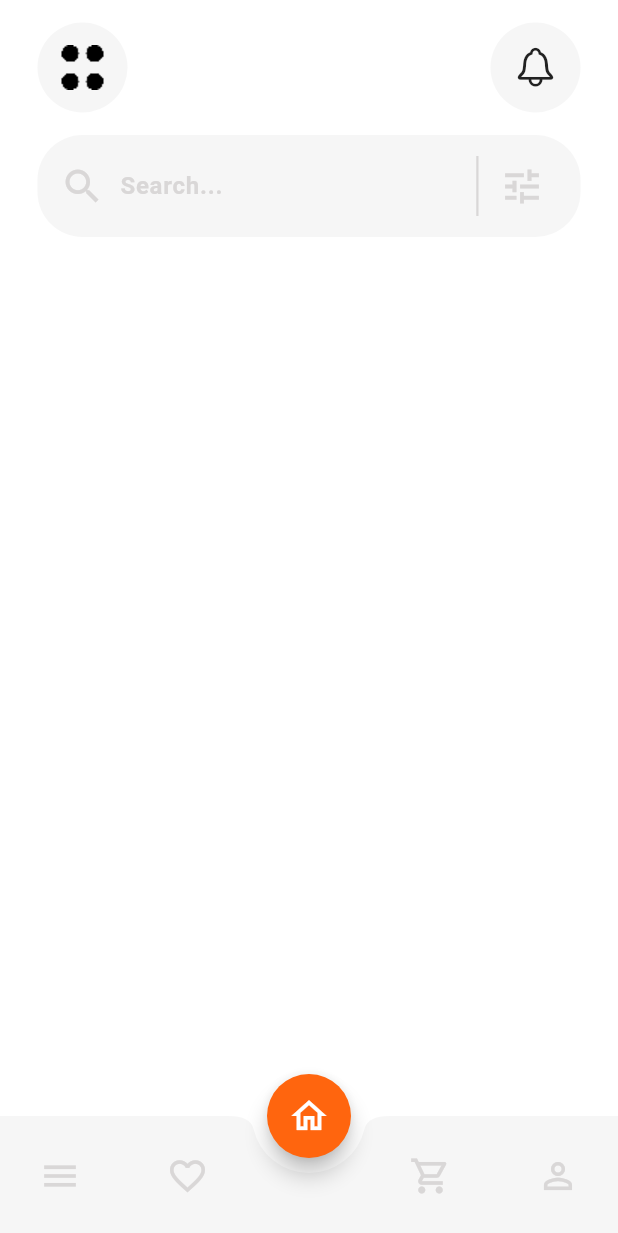
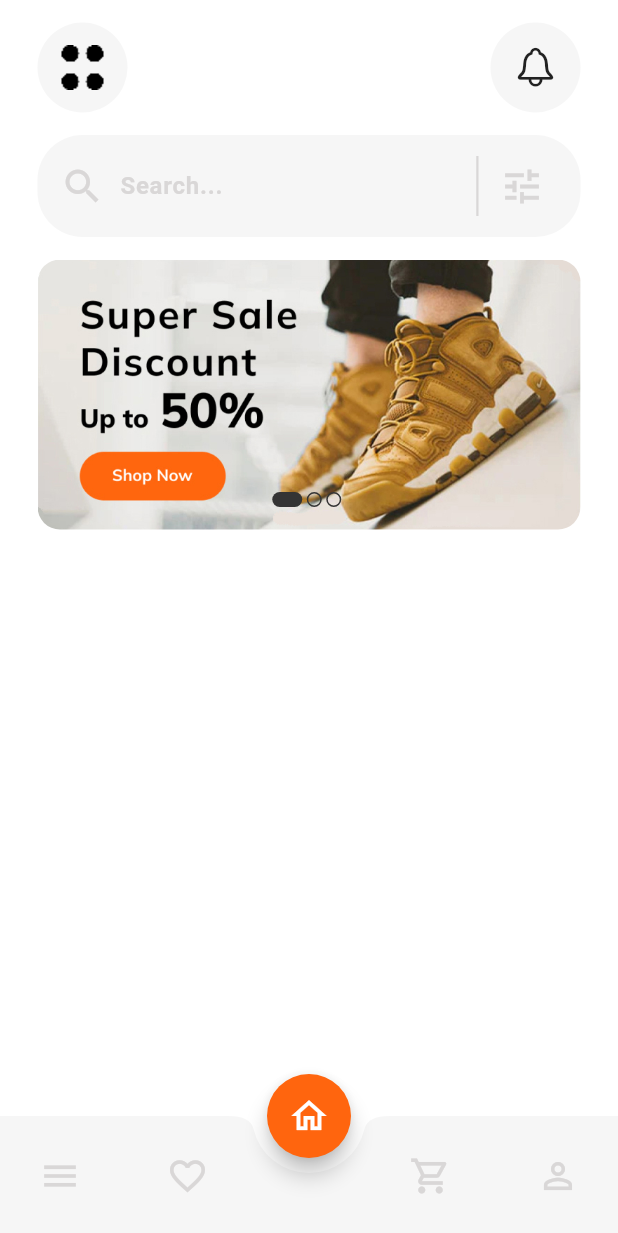
Before and after one commit to IBRHMHMDY/ecommerce_app_provider, a Flutter app: the screen it shows after launch, on a phone screen of 412 x 824 dp. Shown: the top 1233 px of the screen. Run offline on Flutter 3.47's test engine with Material 3 defaults, Android fonts, the phone set to English and light mode, and no system bars.

Commit message:
Complete CarouselBanner Home

```diff
--- a/lib/main.dart
+++ b/lib/main.dart
@@ -27,7 +27,7 @@ class MyApp extends StatelessWidget {
         title: 'ECommerce App',
         theme: ThemeData(scaffoldBackgroundColor: AppColors.backgroundColor),
         navigatorKey: NavigationService
-            .navigatorKey, // << ربط الـ navigator بالـ NavigationService
+            .navigatorKey,
         initialRoute: AppRoutes.home,
         home: AppScreens(),
         onGenerateRoute: AppRoutes.generateRoute,
--- /dev/null
+++ b/lib/models/carousel_images_model.dart
@@ -0,0 +1,7 @@
+
+class CarouselImagesModel {
+  final String imagePath;
+
+  CarouselImagesModel({required this.imagePath});
+
+}
--- /dev/null
+++ b/lib/services/carousel_images_data.dart
@@ -0,0 +1,9 @@
+
+
+import 'package:ecommerce_app_provider/models/carousel_images_model.dart';
+
+List<CarouselImagesModel> sliders = [
+  CarouselImagesModel(imagePath: "assets/images/sliders/slider1.jpg"),
+  CarouselImagesModel(imagePath: "assets/images/sliders/slider2.png"),
+  CarouselImagesModel(imagePath: "assets/images/sliders/slider3.jpg"),
+];
--- a/lib/views/home/home_screen.dart
+++ b/lib/views/home/home_screen.dart
@@ -1,6 +1,7 @@
+import 'package:flutter/material.dart';
 import 'package:ecommerce_app_provider/views/home/widgets/app_bar_home.dart';
 import 'package:ecommerce_app_provider/views/home/widgets/search_bar_home.dart';
-import 'package:flutter/material.dart';
+import 'package:ecommerce_app_provider/views/home/widgets/carousel_banner.dart';
 
 class HomeScreen extends StatelessWidget {
   const HomeScreen({super.key});
@@ -14,8 +15,12 @@ class HomeScreen extends StatelessWidget {
           child: Column(
             children: [
               AppBarHome(),
-              SizedBox(height: 15,),
+              SizedBox(height: 15),
               SearchBarHome(),
+              SizedBox(height: 15),
+              CarouselBanner(),
+              SizedBox(height: 15),
+
             ],
           ),
         ),
--- /dev/null
+++ b/lib/views/home/widgets/carousel_banner.dart
@@ -0,0 +1,84 @@
+import 'package:ecommerce_app_provider/core/constants.dart';
+import 'package:ecommerce_app_provider/services/carousel_images_data.dart';
+import 'package:flutter/material.dart';
+
+class CarouselBanner extends StatefulWidget {
+  const CarouselBanner({super.key});
+
+  @override
+  State<CarouselBanner> createState() => _CarouselBannerState();
+}
+
+class _CarouselBannerState extends State<CarouselBanner> {
+  int currentSlide = 0;
+  final PageController _pageController = PageController();
+
+  @override
+  void dispose() {
+    _pageController.dispose();
+    super.dispose();
+  }
+
+  @override
+  Widget build(BuildContext context) {
+    return Stack(
+      children: [
+        SizedBox(
+          height: 180,
+          width: double.infinity,
+          child: ClipRRect(
+            borderRadius: BorderRadius.circular(15),
+            child: PageView(
+              controller: _pageController,
+              scrollDirection: Axis.horizontal,
+              physics: ClampingScrollPhysics(),
+              allowImplicitScrolling: true,
+              onPageChanged: (index) {
+                setState(() {
+                  currentSlide = index;
+                });
+              },
+              children: List.generate(
+                sliders.length,
+                (index) => Image(
+                  image: AssetImage(sliders[index].imagePath),
+                  fit: BoxFit.cover,
+                ),
+              ),
+            ),
+          ),
+        ),
+        Positioned.fill(
+          bottom: 15,
+          top: 120,
+          child: Align(
+            alignment: Alignment.bottomCenter,
+            child: Row(
+              mainAxisAlignment: MainAxisAlignment.center,
+              children: List.generate(
+                sliders.length,
+                (index) => AnimatedContainer(
+                  duration: Duration(microseconds: 300),
+                  width: currentSlide == index ? 20 : 10,
+                  height: 10,
+                  margin: EdgeInsets.only(right: 3),
+                  decoration: BoxDecoration(
+                    color: currentSlide == index
+                        ? AppColors.textDark
+                        : Colors.transparent,
+                    border: Border.all(
+                      color: currentSlide == index
+                          ? Colors.transparent
+                          : AppColors.textDark,
+                    ),
+                    borderRadius: BorderRadius.circular(30),
+                  ),
+                ),
+              ),
+            ),
+          ),
+        ),
+      ],
+    );
+  }
+}
--- a/pubspec.yaml
+++ b/pubspec.yaml
@@ -61,6 +61,9 @@ flutter:
   # To add assets to your application, add an assets section, like this:
   assets:
     - assets/images/
+    - assets/images/categories/
+    - assets/images/products/
+    - assets/images/sliders/
 
   # An image asset can refer to one or more resolution-specific "variants", see
   # https://flutter.dev/to/resolution-aware-images
```
